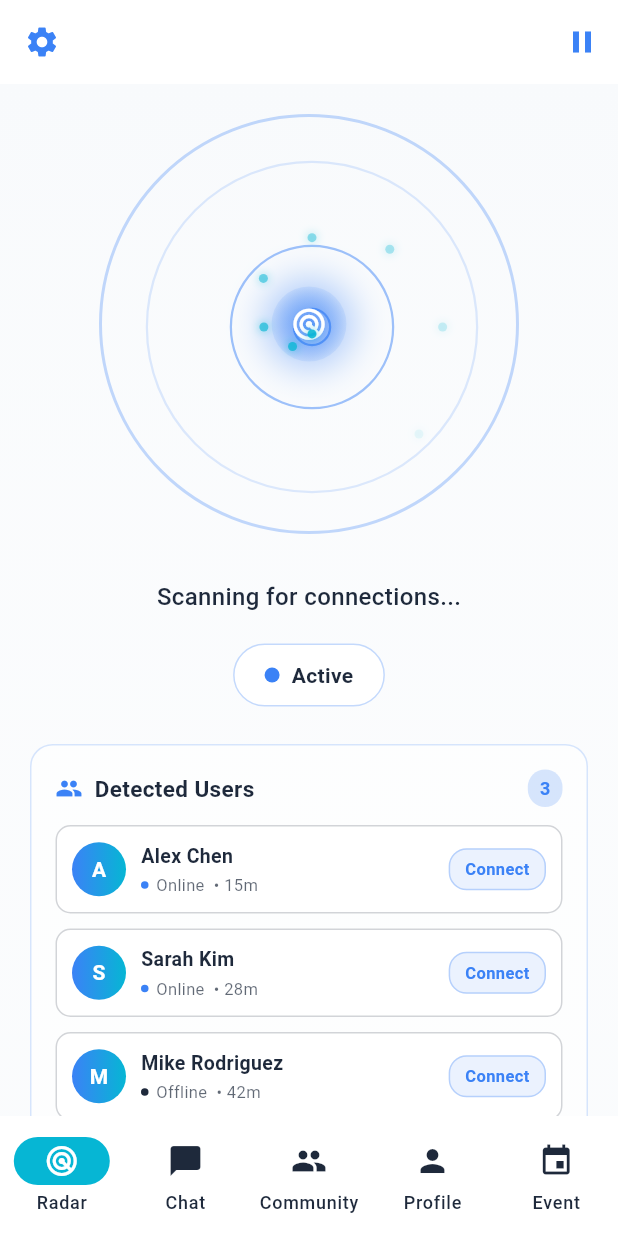
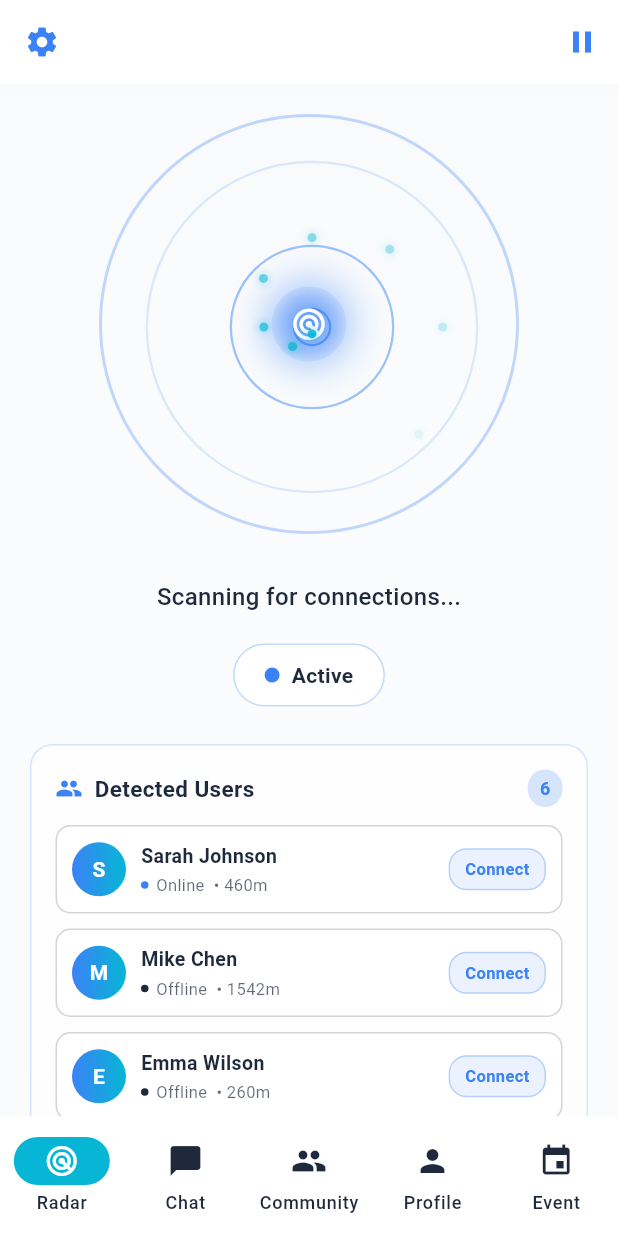
Before and after one commit to TArslan7/ComnecterMobile, a Flutter app: the screen it shows after launch, on a phone screen of 412 x 824 dp. Run offline on Flutter 3.47's test engine with Material 3 defaults, Android fonts, the phone set to English and light mode, and no system bars; our stand-ins replace audioplayers, confetti, flutter_animate, flutter_hooks, flutter_riverpod, go_router and 1 more.

```diff
--- a/lib/features/radar/radar_screen.dart
+++ b/lib/features/radar/radar_screen.dart
@@ -2,6 +2,9 @@ import 'package:flutter/material.dart';
 import 'package:flutter_hooks/flutter_hooks.dart';
 import 'package:go_router/go_router.dart';
 import 'dart:math';
+import '../friends/services/friend_service.dart';
+import 'services/radar_service.dart';
+import 'models/user_model.dart';
 
 class RadarScreen extends HookWidget {
   const RadarScreen({super.key});
@@ -9,7 +12,6 @@ class RadarScreen extends HookWidget {
   @override
   Widget build(BuildContext context) {
     final isScanning = useState(true);
-    final scanRadius = useState(0.0);
     final heartbeatController = useAnimationController(
       duration: const Duration(milliseconds: 800),
     );
@@ -17,11 +19,38 @@ class RadarScreen extends HookWidget {
       duration: const Duration(milliseconds: 1200),
     );
 
+    // Radar service integration
+    final radarService = useMemoized(() => RadarService(), []);
+    final detectedUsers = useState<List<NearbyUser>>([]);
+    final friendService = useMemoized(() => FriendService(), []);
+
+    useEffect(() {
+      // Initialize radar service
+      radarService.initialize();
+
+      // Listen to detected users
+      final subscription = radarService.usersStream.listen((users) {
+        detectedUsers.value = users.where((user) => user.isDetected).toList();
+      });
+
+      // Start scanning initially
+      if (isScanning.value) {
+        radarService.startScanning();
+      }
+
+      return () {
+        subscription.cancel();
+        radarService.stopScanning();
+      };
+    }, []);
+
     useEffect(() {
       if (isScanning.value) {
+        radarService.startScanning();
         heartbeatController.repeat();
         radarController.repeat();
       } else {
+        radarService.stopScanning();
         heartbeatController.stop();
         radarController.stop();
       }
@@ -30,6 +59,37 @@ class RadarScreen extends HookWidget {
 
     void toggleScanning() {
       isScanning.value = !isScanning.value;
+    }
+
+    void sendFriendRequest(NearbyUser user) async {
+      try {
+        await friendService.sendFriendRequest(
+          user.id,
+          user.name,
+          user.avatar,
+          message: 'Hey! I detected you on radar. Would you like to connect?',
+        );
+
+        // Show success message
+        if (context.mounted) {
+          ScaffoldMessenger.of(context).showSnackBar(
+            SnackBar(
+              content: Text('Friend request sent to ${user.name}!'),
+              backgroundColor: Colors.green,
+            ),
+          );
+        }
+      } catch (e) {
+        // Show error message
+        if (context.mounted) {
+          ScaffoldMessenger.of(context).showSnackBar(
+            SnackBar(
+              content: Text('Failed to send friend request: ${e.toString()}'),
+              backgroundColor: Colors.red,
+            ),
+          );
+        }
+      }
     }
 
     return Scaffold(
@@ -117,7 +177,6 @@ class RadarScreen extends HookWidget {
                       child: AnimatedBuilder(
                         animation: heartbeatController,
                         builder: (context, child) {
-                          final scale = 1.0 + (heartbeatController.value * 0.3);
                           final opacity = 0.7 + (heartbeatController.value * 0.3);
 
                           return Container(
@@ -278,7 +337,7 @@ class RadarScreen extends HookWidget {
                             borderRadius: BorderRadius.circular(12),
                           ),
                           child: Text(
-                            '3',
+                            '${detectedUsers.value.length}',
                             style: TextStyle(
                               fontSize: 12,
                               color: Theme.of(context).colorScheme.primary,
@@ -291,19 +350,21 @@ class RadarScreen extends HookWidget {
                     const SizedBox(height: 12),
 
                     // User List
-                    ...List.generate(3, (index) {
-                      final names = ['Alex Chen', 'Sarah Kim', 'Mike Rodriguez'];
-                      final distances = ['15m', '28m', '42m'];
-                      final isOnline = [true, true, false];
+                    ...List.generate(detectedUsers.value.length, (index) {
+                      final user = detectedUsers.value[index];
 
-                      return Container(
+                      return GestureDetector(
+                        onTap: () {
+                          context.push('/user-profile/${user.id}', extra: {'user': user});
+                        },
+                        child: Container(
                           margin: const EdgeInsets.only(bottom: 10),
                           padding: const EdgeInsets.all(10),
                           decoration: BoxDecoration(
                             color: Theme.of(context).colorScheme.surface,
                             borderRadius: BorderRadius.circular(10),
                             border: Border.all(
-                            color: Theme.of(context).colorScheme.outline.withOpacity(0.2),
+                              color: Theme.of(context).colorScheme.outline.withValues(alpha: 0.2),
                             ),
                           ),
                           child: Row(
@@ -323,7 +384,7 @@ class RadarScreen extends HookWidget {
                                 ),
                                 child: Center(
                                   child: Text(
-                                  names[index][0],
+                                    user.name[0],
                                     style: TextStyle(
                                       color: Theme.of(context).colorScheme.onPrimary,
                                       fontWeight: FontWeight.bold,
@@ -341,7 +402,7 @@ class RadarScreen extends HookWidget {
                                   crossAxisAlignment: CrossAxisAlignment.start,
                                   children: [
                                     Text(
-                                    names[index],
+                                      user.name,
                                       style: TextStyle(
                                         fontSize: 13,
                                         color: Theme.of(context).colorScheme.onSurface,
@@ -356,25 +417,25 @@ class RadarScreen extends HookWidget {
                                           height: 5,
                                           decoration: BoxDecoration(
                                             shape: BoxShape.circle,
-                                          color: isOnline[index]
+                                            color: user.isOnline
                                               ? Theme.of(context).colorScheme.primary
                                               : Theme.of(context).colorScheme.outline,
                                           ),
                                         ),
                                         const SizedBox(width: 5),
                                         Text(
-                                        isOnline[index] ? 'Online' : 'Offline',
+                                          user.isOnline ? 'Online' : 'Offline',
                                           style: TextStyle(
                                             fontSize: 11,
-                                          color: Theme.of(context).colorScheme.onSurface.withOpacity(0.7),
+                                            color: Theme.of(context).colorScheme.onSurface.withValues(alpha: 0.7),
                                           ),
                                         ),
                                         const SizedBox(width: 6),
                                         Text(
-                                        '• ${distances[index]}',
+                                          '• ${(user.distanceKm * 1000).round()}m',
                                           style: TextStyle(
                                             fontSize: 11,
-                                          color: Theme.of(context).colorScheme.onSurface.withOpacity(0.7),
+                                            color: Theme.of(context).colorScheme.onSurface.withValues(alpha: 0.7),
                                           ),
                                         ),
                                       ],
@@ -384,13 +445,15 @@ class RadarScreen extends HookWidget {
                               ),
 
                               // Connect Button
-                            Container(
+                              GestureDetector(
+                                onTap: () => sendFriendRequest(user),
+                                child: Container(
                                   padding: const EdgeInsets.symmetric(horizontal: 10, vertical: 5),
                                   decoration: BoxDecoration(
-                                color: Theme.of(context).colorScheme.primary.withOpacity(0.1),
+                                    color: Theme.of(context).colorScheme.primary.withValues(alpha: 0.1),
                                     borderRadius: BorderRadius.circular(12),
                                     border: Border.all(
-                                  color: Theme.of(context).colorScheme.primary.withOpacity(0.3),
+                                      color: Theme.of(context).colorScheme.primary.withValues(alpha: 0.3),
                                     ),
                                   ),
                                   child: Text(
@@ -402,13 +465,15 @@ class RadarScreen extends HookWidget {
                                     ),
                                   ),
                                 ),
+                              ),
                             ],
+                          ),
                         ),
                       );
                     }),
 
                     // Empty state when no users detected
-                    if (!isScanning.value)
+                    if (detectedUsers.value.isEmpty)
                       Container(
                         padding: const EdgeInsets.all(16),
                         child: Column(
@@ -420,7 +485,9 @@ class RadarScreen extends HookWidget {
                             ),
                             const SizedBox(height: 6),
                             Text(
-                              'Start scanning to detect users',
+                              isScanning.value
+                                ? 'Scanning for nearby users...'
+                                : 'No users detected in range',
                               style: TextStyle(
                                 fontSize: 13,
                                 color: Theme.of(context).colorScheme.onSurface.withOpacity(0.7),
--- a/lib/routing/app_router.dart
+++ b/lib/routing/app_router.dart
@@ -1,6 +1,7 @@
 import 'package:flutter/material.dart';
 import 'package:go_router/go_router.dart';
 import '../features/radar/radar_screen.dart';
+import '../features/radar/user_profile_screen.dart';
 import '../features/chat/chat_screen.dart';
 import '../features/community/community_screen.dart';
 import '../features/subscription/subscription_screen.dart';
@@ -49,6 +50,14 @@ GoRouter createRouter() {
             path: '/settings',
             name: 'settings',
             builder: (context, state) => const SettingsScreen(),
+          ),
+          GoRoute(
+            path: '/user-profile/:userId',
+            name: 'user-profile',
+            builder: (context, state) {
+              final user = state.extra as Map<String, dynamic>;
+              return UserProfileScreen(user: user['user']);
+            },
           ),
         ],
       ),
```
Also changed, not shown: lib/features/radar/user_profile_screen.dart (added, +514 -0 lines). Lines whose indentation alone changed are shown as unchanged.
